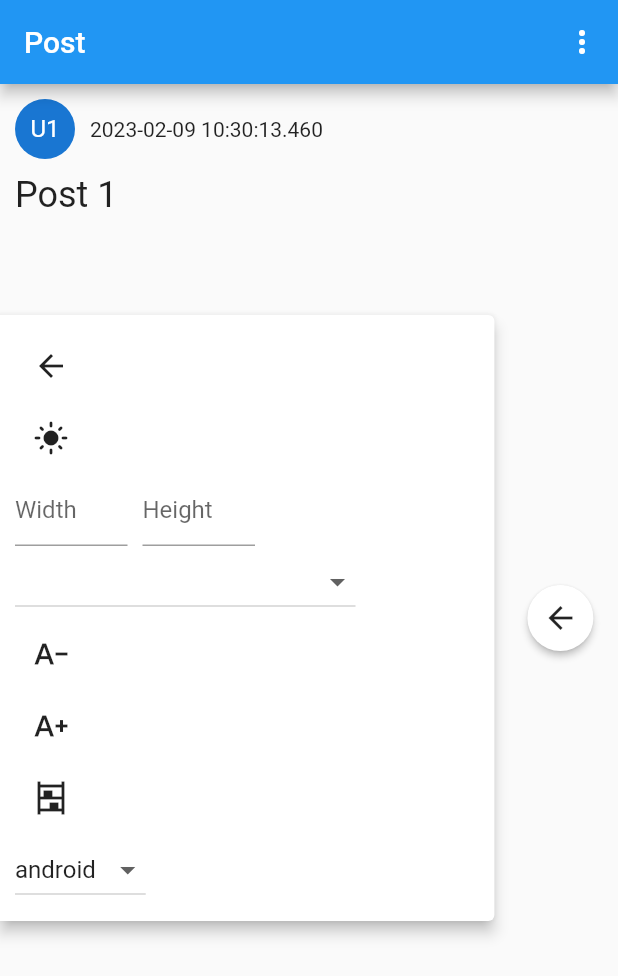
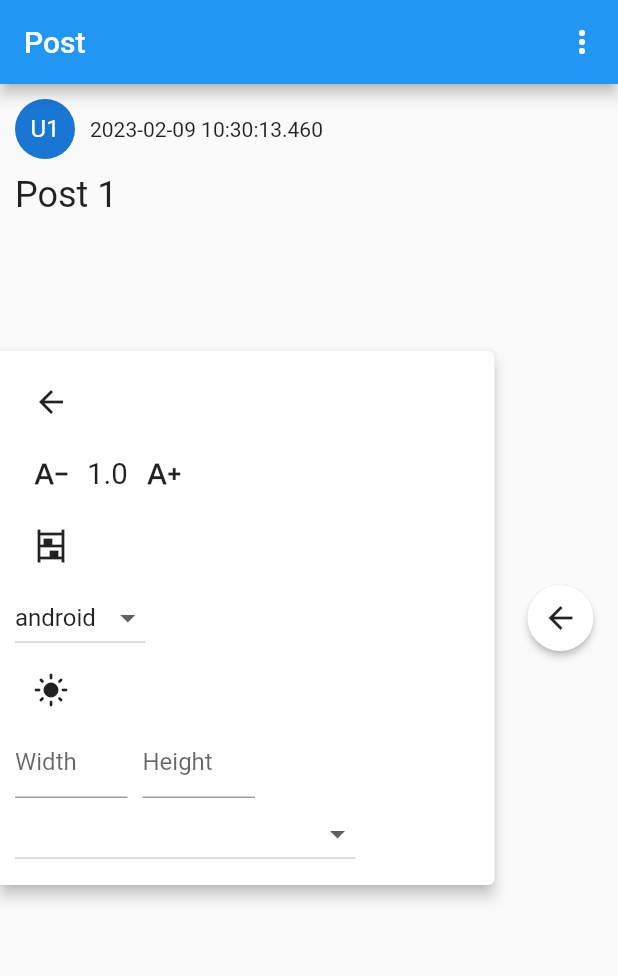
Before and after one commit to google/flutter-stager, a Flutter app: the SceneContainer widget shown alone on an empty page, opened directly with empty values, after a tap on the "arrow forward" icon, on a phone screen of 412 x 824 dp. Shown: the top 976 px of the screen. Run offline on Flutter 3.47's test engine with Material 2 defaults, Android fonts, the light colour scheme and no system bars; missing offline and left inert: analyzer, build, mockito, source_gen.

Commit message:
Refactor text scaling into a widget

```diff
--- /dev/null
+++ b/lib/src/control_panel/text_scaler.dart
@@ -0,0 +1,43 @@
+import 'package:flutter/material.dart';
+
+/// TODO
+class TextScaler extends StatelessWidget {
+  /// TODO
+  const TextScaler({
+    super.key,
+    required this.textScale,
+    required this.onDecrementPressed,
+    required this.onIncrementPressed,
+  });
+
+  /// TODO
+  final double textScale;
+
+  /// TODO
+  final VoidCallback onDecrementPressed;
+
+  /// TODO
+  final VoidCallback onIncrementPressed;
+
+  String get _displayTextScale => textScale.toStringAsFixed(1);
+
+  @override
+  Widget build(BuildContext context) {
+    return Row(
+      children: <Widget>[
+        IconButton(
+          onPressed: onDecrementPressed,
+          icon: const Icon(Icons.text_decrease),
+        ),
+        Text(
+          _displayTextScale,
+          textScaleFactor: 1.4,
+        ),
+        IconButton(
+          onPressed: onIncrementPressed,
+          icon: const Icon(Icons.text_increase),
+        ),
+      ],
+    );
+  }
+}
--- a/lib/src/scene_container.dart
+++ b/lib/src/scene_container.dart
@@ -3,8 +3,8 @@ import 'dart:math';
 import 'package:flutter/material.dart';
 
 import 'control_panel/environment_control_panel.dart';
+import 'control_panel/text_scaler.dart';
 import 'environment_option.dart';
-import 'multifinger_long_press_gesture_detector.dart';
 import 'scene.dart';
 
 /// Wraps [child] in a MediaQuery whose properties (such as textScale and
@@ -113,14 +113,7 @@ class _SceneContainerState extends State<SceneContainer> {
   @override
   Widget build(BuildContext context) {
     final double panelWidth = min(MediaQuery.of(context).size.width * 0.8, 350);
-    return MultiTouchLongPressGestureDetector(
-      numberOfTouches: 2,
-      onGestureDetected: () => setState(() {
-        setState(() {
-          _isControlPanelExpanded = !_isControlPanelExpanded;
-        });
-      }),
-      child: Material(
+    return Material(
       color: Colors.black,
       child: Stack(
         children: <Widget>[
@@ -153,24 +146,14 @@ class _SceneContainerState extends State<SceneContainer> {
                     child: EnvironmentControlPanel(
                       targetPlatform: _targetPlatform,
                       children: <Widget>[
-                          ..._environmentValues.map(
-                            (EnvironmentValue<dynamic> e) =>
-                                buildPanelButton(context, e),
-                          ),
-                          ...widget.scene.environmentOptionBuilders.map(
-                            (WidgetBuilder builder) => builder(context),
-                          ),
-                          IconButton(
-                            onPressed: () => setState(() {
+                        TextScaler(
+                          textScale: _textScale,
+                          onDecrementPressed: () => setState(() {
                             _textScale -= 0.1;
                           }),
-                            icon: const Icon(Icons.text_decrease),
-                          ),
-                          IconButton(
-                            onPressed: () => setState(() {
+                          onIncrementPressed: () => setState(() {
                             _textScale += 0.1;
                           }),
-                            icon: const Icon(Icons.text_increase),
                         ),
                         IconButton(
                           onPressed: () => setState(() {
@@ -188,14 +171,19 @@ class _SceneContainerState extends State<SceneContainer> {
                                 ),
                               )
                               .toList(),
-                            onChanged: (TargetPlatform? newValue) =>
-                                setState(() {
+                          onChanged: (TargetPlatform? newValue) => setState(() {
                             if (newValue != null) {
                               _targetPlatform = newValue;
                             }
                           }),
-                            value:
-                                _targetPlatform ?? Theme.of(context).platform,
+                          value: _targetPlatform ?? Theme.of(context).platform,
+                        ),
+                        ..._environmentValues.map(
+                          (EnvironmentValue<dynamic> e) =>
+                              buildPanelButton(context, e),
+                        ),
+                        ...widget.scene.environmentOptionBuilders.map(
+                          (WidgetBuilder builder) => builder(context),
                         ),
                       ],
                     ),
@@ -221,7 +209,6 @@ class _SceneContainerState extends State<SceneContainer> {
           ),
         ],
       ),
-      ),
     );
   }
 }
```
Lines whose indentation alone changed are shown as unchanged.
